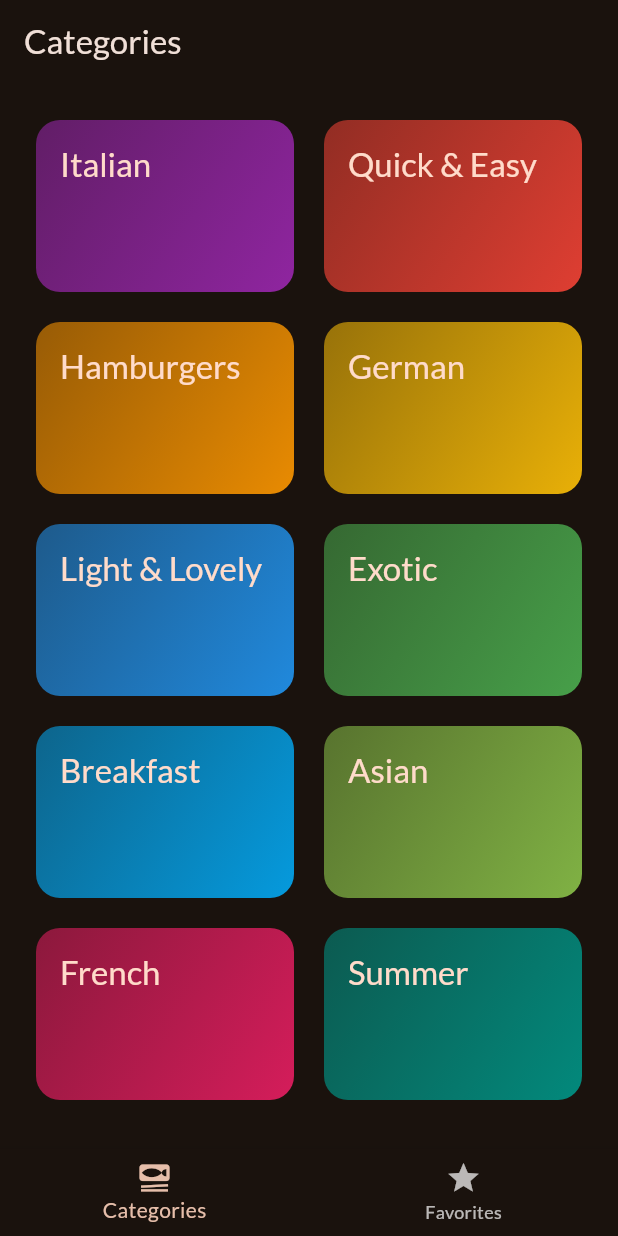
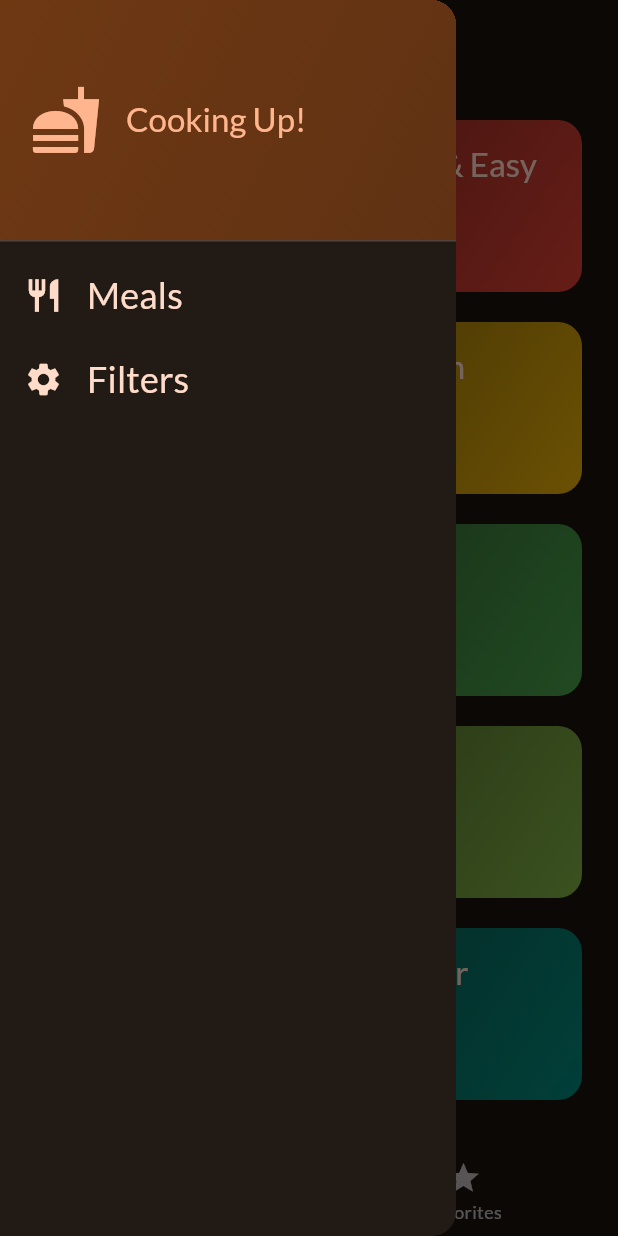
Before and after one commit to birgit2704/meals_app, a Flutter app: the screen it shows after launch, with the side drawer open (before the commit the screen has no drawer), on a phone screen of 412 x 824 dp. Run offline on Flutter 3.47's test engine with Material 3 defaults, Android fonts, the phone set to English and light mode, and no system bars; our stand-ins replace google_fonts, transparent_image.

Commit message:
adding a drawer

```diff
--- a/lib/screens/tab_screen.dart
+++ b/lib/screens/tab_screen.dart
@@ -2,6 +2,7 @@ import 'package:flutter/material.dart';
 import 'package:meals/screens/categories_screen.dart';
 import 'package:meals/screens/meals_screen.dart';
 import 'package:meals/model/meal.dart';
+import 'package:meals/widgets/main_drawer.dart';
 
 class TabScreen extends StatefulWidget {
   const TabScreen({super.key});
@@ -18,6 +19,14 @@ class _TabScreenState extends State<TabScreen> {
     setState(() {
       _selectedPageIndex = index;
     });
+  }
+
+  void _setScreen(String identifier){
+    if (identifier == 'filters'){
+
+    } else {
+      Navigator.of(context).pop();
+    }
   }
 
   void _showInfoMessage(String message) {
@@ -43,7 +52,7 @@ class _TabScreenState extends State<TabScreen> {
 
   @override
   Widget build(BuildContext context) {
-    var activeScreenTitle = 'Categories';
+    String activeScreenTitle = 'Categories';
 
     Widget activeScreen =
         CategoriesScreen(onToggleFavorite: _toggleMealFavoriteStatus);
@@ -57,6 +66,7 @@ class _TabScreenState extends State<TabScreen> {
 
     return Scaffold(
       appBar: AppBar(title: Text(activeScreenTitle)),
+      drawer: MainDrawer(onSelectScreen: _setScreen,),
       body: activeScreen,
       bottomNavigationBar: BottomNavigationBar(
           onTap: _changeScreens,
--- /dev/null
+++ b/lib/widgets/main_drawer.dart
@@ -0,0 +1,66 @@
+import 'package:flutter/material.dart';
+
+class MainDrawer extends StatelessWidget {
+  const MainDrawer({super.key, required this.onSelectScreen});
+  final void Function(String identifier) onSelectScreen;
+
+  @override
+  Widget build(BuildContext context) {
+    return Drawer(
+      child: Column(
+        children: [
+          DrawerHeader(
+            padding: const EdgeInsets.all(20),
+            decoration: BoxDecoration(
+              gradient: LinearGradient(colors: [
+                Theme.of(context).colorScheme.primaryContainer,
+                Theme.of(context).colorScheme.primaryContainer.withOpacity(0.8),
+              ], begin: Alignment.topLeft, end: Alignment.bottomRight),
+            ),
+            child: Row(
+              children: [
+                Icon(Icons.fastfood,
+                    size: 48, color: Theme.of(context).colorScheme.primary),
+                const SizedBox(width: 16),
+                Text('Cooking Up!',
+                    style: Theme.of(context).textTheme.titleLarge!.copyWith(
+                          color: Theme.of(context).colorScheme.primary,
+                        ))
+              ],
+            ),
+          ),
+          ListTile(
+            leading: Icon(Icons.restaurant,
+                size: 26,
+                color: Theme.of(context).colorScheme.onPrimaryContainer),
+            title: Text(
+              'Meals',
+              style: Theme.of(context).textTheme.titleSmall!.copyWith(
+                    color: Theme.of(context).colorScheme.onPrimaryContainer,
+                    fontSize: 24,
+                  ),
+            ),
+            onTap: () {
+              onSelectScreen('meals');
+            },
+          ),
+          ListTile(
+            leading: Icon(Icons.settings,
+                size: 26,
+                color: Theme.of(context).colorScheme.onPrimaryContainer),
+            title: Text(
+              'Filters',
+              style: Theme.of(context).textTheme.titleSmall!.copyWith(
+                    color: Theme.of(context).colorScheme.onPrimaryContainer,
+                    fontSize: 24,
+                  ),
+            ),
+            onTap: () {
+              onSelectScreen('filters');
+            },
+          ),
+        ],
+      ),
+    );
+  }
+}
```
